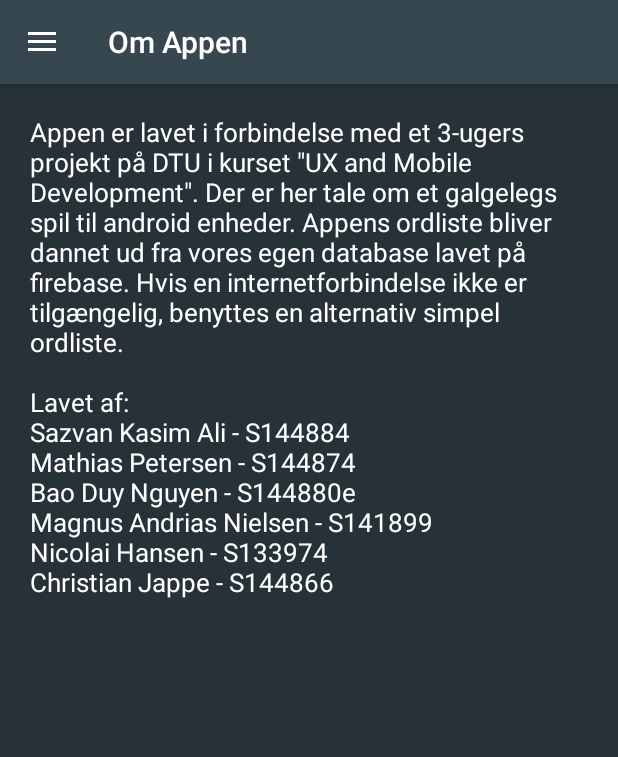
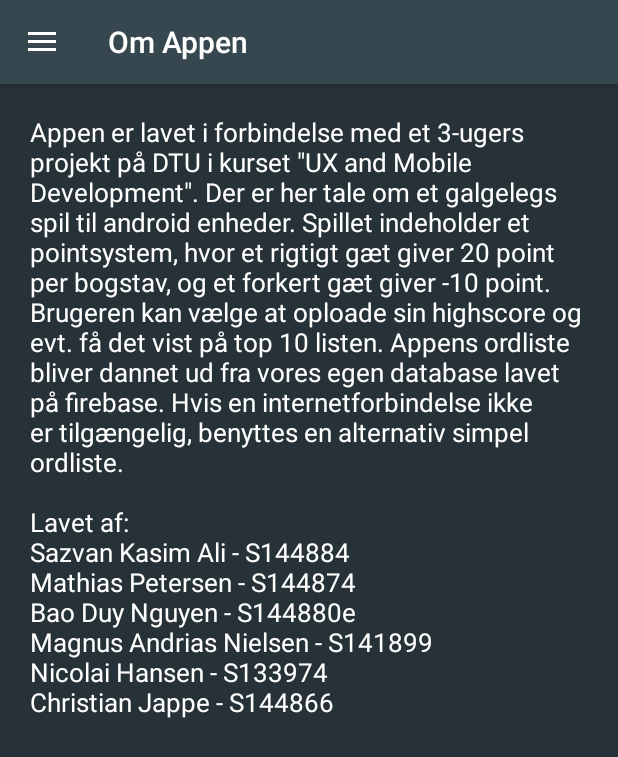
Before and after one commit to Nicopus/Galgeleg_v4.0.0b, an Android app: the screen it shows after launch (MainActivity), in the side drawer, after a tap on "Om", on a phone screen of 412 x 824 dp. Shown: the top 757 px of the screen. Run offline under Robolectric (Android 15) with nearby library versions, the phone set to English and light mode, and no system bars; libraries missing offline, so code that uses them is left out: com.firebase.client; 10 statements that could not run were skipped.

Commit message:
Ændret pointsystem og om appen text

```diff
--- a/app/src/main/java/com/attosec/galgeleg_v400b/HangmanLogic.java
+++ b/app/src/main/java/com/attosec/galgeleg_v400b/HangmanLogic.java
@@ -24,6 +24,7 @@ public class HangmanLogic {
     private ArrayList<String> brugteBogstaver = new ArrayList<>();
     private String ordet;
     private String synligtOrd;
+    private String sidsteBogstav;
     private int antalForkerteBogstaver;
     private boolean sidsteBogstavVarKorrekt;
     private boolean spilletErVundet;
@@ -103,8 +104,12 @@ public class HangmanLogic {
         spilletErVundet = true;
         for (int n = 0; n < ordet.length(); n++) {
             String bogstav = ordet.substring(n, n + 1);
+
             if (brugteBogstaver.contains(bogstav)) {
                 synligtOrd = synligtOrd + bogstav;
+                if (sidsteBogstav.equals(bogstav)) {
+                    score += 20;
+                }
             } else {
                 synligtOrd = synligtOrd + "*";
                 spilletErVundet = false;
@@ -125,6 +130,7 @@ public class HangmanLogic {
     }
 
     public void gætBogstav(String bogstav) {
+        sidsteBogstav = bogstav;
         if (bogstav.length() != 1) return;
         System.out.println("Der gættes på bogstavet: " + bogstav);
         if (brugteBogstaver.contains(bogstav)) return;
@@ -135,13 +141,12 @@ public class HangmanLogic {
         if (ordet.contains(bogstav)) {
             sidsteBogstavVarKorrekt = true;
             System.out.println("Bogstavet var korrekt: " + bogstav);
-            score += 20;
         } else {
             // Vi gættede på et bogstav der ikke var i ordet.
             sidsteBogstavVarKorrekt = false;
+            score -=10;
             System.out.println("Bogstavet var IKKE korrekt: " + bogstav);
             antalForkerteBogstaver = antalForkerteBogstaver + 1;
-            score -=10;
             if (antalForkerteBogstaver > 6) {
                 spilletErTabt = true;
             }
--- a/app/src/main/res/layout/om_appen_frag.xml
+++ b/app/src/main/res/layout/om_appen_frag.xml
@@ -14,7 +14,7 @@
             android:layout_width="wrap_content"
             android:layout_height="wrap_content"
             android:textAppearance="?android:attr/textAppearanceLarge"
-            android:text="Appen er lavet i forbindelse med et 3-ugers projekt på DTU i kurset &quot;UX and Mobile Development&quot;. Der er her tale om et galgelegs spil til android enheder. Appens ordliste bliver dannet ud fra vores egen database lavet på firebase. Hvis en internetforbindelse ikke er tilgængelig, benyttes en alternativ simpel ordliste.\n \nLavet af: \nSazvan Kasim Ali - S144884\nMathias Petersen - S144874\nBao Duy Nguyen - S144880e\nMagnus Andrias Nielsen - S141899\nNicolai Hansen - S133974\nChristian Jappe - S144866"
+            android:text="Appen er lavet i forbindelse med et 3-ugers projekt på DTU i kurset &quot;UX and Mobile Development&quot;. Der er her tale om et galgelegs spil til android enheder. Spillet indeholder et pointsystem, hvor et rigtigt gæt giver 20 point per bogstav, og et forkert gæt giver -10 point. Brugeren kan vælge at oploade sin highscore og evt. få det vist på top 10 listen. Appens ordliste bliver dannet ud fra vores egen database lavet på firebase. Hvis en internetforbindelse ikke er tilgængelig, benyttes en alternativ simpel ordliste.\n \nLavet af: \nSazvan Kasim Ali - S144884\nMathias Petersen - S144874\nBao Duy Nguyen - S144880e\nMagnus Andrias Nielsen - S141899\nNicolai Hansen - S133974\nChristian Jappe - S144866"
             android:id="@+id/textView7"
             android:padding="20dp"
             android:textSize="17dp"
```
